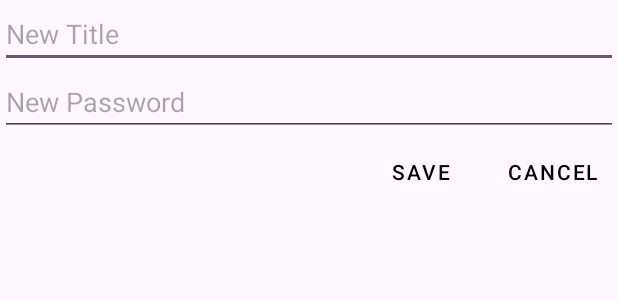
After one commit to gourav-jamdhade/Password-King, an Android app: the layout edit_dialog.xml on its own in the app's theme, with its tools: preview values and no code run, on a phone screen of 412 x 824 dp. The commit adds this screen. Shown: the top 300 px of the screen. Run offline under Robolectric (Android 15) with nearby library versions, the light colour scheme and no system bars.

Commit message:
Save the password in Room Databse\nDisplay them on recycler view

```diff
--- /dev/null
+++ b/app/src/main/res/drawable/refresh.xml
@@ -0,0 +1,5 @@
+<vector xmlns:android="http://schemas.android.com/apk/res/android" android:height="24dp" android:tint="#FFFFFF" android:viewportHeight="24" android:viewportWidth="24" android:width="24dp">
+
+    <path android:fillColor="@android:color/white" android:pathData="M17.65,6.35C16.2,4.9 14.21,4 12,4c-4.42,0 -7.99,3.58 -7.99,8s3.57,8 7.99,8c3.73,0 6.84,-2.55 7.73,-6h-2.08c-0.82,2.33 -3.04,4 -5.65,4 -3.31,0 -6,-2.69 -6,-6s2.69,-6 6,-6c1.66,0 3.14,0.69 4.22,1.78L13,11h7V4l-2.35,2.35z"/>
+
+</vector>
--- /dev/null
+++ b/app/src/main/res/layout/edit_dialog.xml
@@ -0,0 +1,45 @@
+<?xml version="1.0" encoding="utf-8"?>
+<LinearLayout xmlns:android="http://schemas.android.com/apk/res/android"
+    android:layout_width="match_parent"
+    android:layout_height="wrap_content"
+    android:orientation="vertical">
+
+    <EditText
+        android:id="@+id/etNewTitle"
+        android:layout_width="match_parent"
+        android:layout_height="wrap_content"
+        android:hint="New Title" />
+
+    <EditText
+        android:id="@+id/etNewPassword"
+        android:layout_width="match_parent"
+        android:layout_height="wrap_content"
+        android:hint="New Password" />
+
+   <LinearLayout
+       android:layout_width="wrap_content"
+       android:layout_height="wrap_content"
+       android:orientation="horizontal"
+       android:layout_gravity="end">
+
+       <Button
+           android:id="@+id/btnSave"
+           style="@style/Widget.MaterialComponents.Button.TextButton"
+           android:layout_width="wrap_content"
+           android:layout_height="wrap_content"
+           android:layout_gravity="end"
+           android:text="Save"
+           android:textColor="@color/black" />
+
+       <Button
+           android:id="@+id/btnCancel"
+           style="@style/Widget.MaterialComponents.Button.TextButton"
+           android:layout_width="wrap_content"
+           android:layout_height="wrap_content"
+           android:layout_gravity="end"
+           android:text="Cancel"
+           android:textColor="@color/black" />
+
+   </LinearLayout>
+
+</LinearLayout>
--- a/app/src/main/res/layout/fragment_your_password_list.xml
+++ b/app/src/main/res/layout/fragment_your_password_list.xml
@@ -19,12 +19,14 @@
         app:layout_constraintEnd_toEndOf="parent"
         app:layout_constraintTop_toTopOf="parent">
 
+
+
         <ImageView
-            android:id="@+id/addIcon"
+            android:id="@+id/iconRefresh"
             android:layout_width="50dp"
             android:layout_height="50dp"
             android:padding="5dp"
-            android:src="@drawable/add"
+            android:src="@drawable/refresh"
             android:layout_gravity="end"
             android:layout_marginEnd="5dp"/>
     </Toolbar>
--- a/build.gradle.kts
+++ b/build.gradle.kts
@@ -2,4 +2,5 @@
 plugins {
     alias(libs.plugins.android.application) apply false
     alias(libs.plugins.jetbrains.kotlin.android) apply false
+
 }
--- a/gradle/libs.versions.toml
+++ b/gradle/libs.versions.toml
@@ -11,6 +11,7 @@ activity = "1.9.0"
 constraintlayout = "2.1.4"
 navigationFragmentKtx = "2.7.7"
 navigationUiKtx = "2.7.7"
+lifecycleViewmodelCompose = "2.7.0"
 
 [libraries]
 androidx-core-ktx = { group = "androidx.core", name = "core-ktx", version.ref = "coreKtx" }
@@ -23,6 +24,7 @@ androidx-activity = { group = "androidx.activity", name = "activity", version.re
 androidx-constraintlayout = { group = "androidx.constraintlayout", name = "constraintlayout", version.ref = "constraintlayout" }
 androidx-navigation-fragment-ktx = { group = "androidx.navigation", name = "navigation-fragment-ktx", version.ref = "navigationFragmentKtx" }
 androidx-navigation-ui-ktx = { group = "androidx.navigation", name = "navigation-ui-ktx", version.ref = "navigationUiKtx" }
+androidx-lifecycle-viewmodel-compose = { group = "androidx.lifecycle", name = "lifecycle-viewmodel-compose", version.ref = "lifecycleViewmodelCompose" }
 
 [plugins]
 android-application = { id = "com.android.application", version.ref = "agp" }
```
Also changed, not shown: app/build.gradle.kts (+11 -0 lines), app/src/main/java/com/example/passwordking_onestopsolutionforyourpassword/DAO/Password.kt (added, +11 -0 lines), app/src/main/java/com/example/passwordking_onestopsolutionforyourpassword/DAO/PasswordDAO.kt (added, +29 -0 lines), app/src/main/java/com/example/passwordking_onestopsolutionforyourpassword/DAO/PasswordDatabase.kt (added, +30 -0 lines), app/src/main/java/com/example/passwordking_onestopsolutionforyourpassword/Fragments/PasswordGenerator.kt (+83 -4 lines), app/src/main/java/com/example/passwordking_onestopsolutionforyourpassword/Fragments/YourPasswordList.kt (+32 -1 lines), app/src/main/java/com/example/passwordking_onestopsolutionforyourpassword/PasswordListAdapter.kt (added, +159 -0 lines), app/src/main/java/com/example/passwordking_onestopsolutionforyourpassword/PasswordListViewModel.kt (added, +11 -0 lines), app/src/main/res/layout/dialog_title_save.xml (added, +18 -0 lines), app/src/main/res/layout/save_password_dialog.xml (deleted, +0 -31 lines), app/src/main/res/navigation/nav_password.xml (+11 -3 lines).
